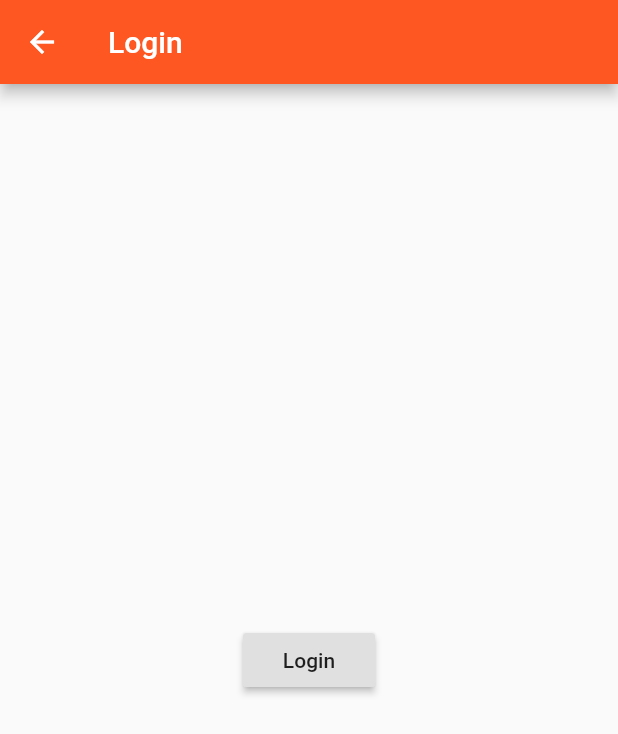
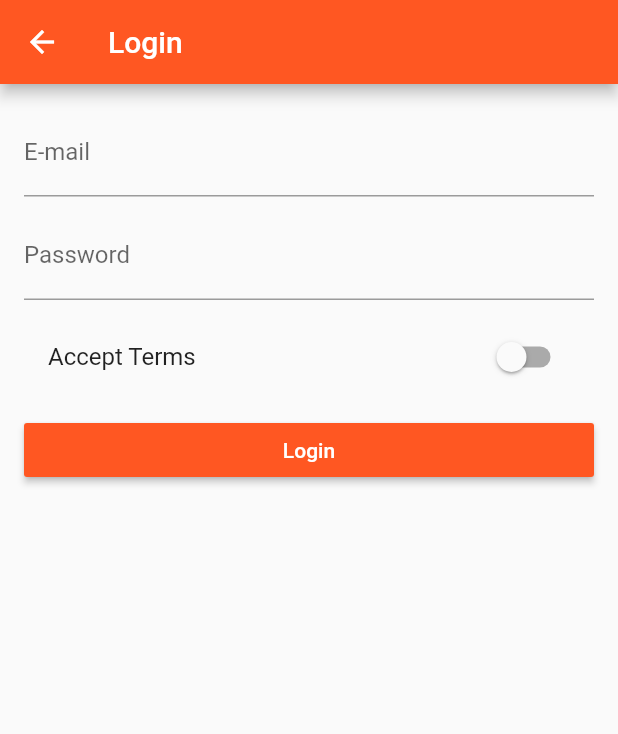
Before and after one commit to svaney/flutter_udemy, a Flutter app: the AuthPage screen opened directly, on a phone screen of 412 x 824 dp. Shown: the top 734 px of the screen. Run offline on Flutter 3.47's test engine with Material 2 defaults, Android fonts, the phone set to English and light mode, and no system bars.

```diff
--- a/lib/main.dart
+++ b/lib/main.dart
@@ -35,7 +35,8 @@ class _MyAppState extends State<MyApp> {
           primarySwatch: Colors.deepOrange, accentColor: Colors.purpleAccent),
       //    home: AuthPage(),
       routes: {
-        '/': (BuildContext context) => ProductsPage(_products),
+        '/': (BuildContext context) => AuthPage(),
+        '/products': (BuildContext context) => ProductsPage(_products),
         '/admin': (BuildContext context) => ProductAdminPage(
               addProduct: _addProduct,
               deleteProduct: _deleteProduct,
--- a/lib/pages/auth.dart
+++ b/lib/pages/auth.dart
@@ -1,19 +1,66 @@
 import 'package:flutter/material.dart';
-import 'package:udemy_app/pages/products.dart';
 
-class AuthPage extends StatelessWidget {
+class AuthPage extends StatefulWidget {
+  @override
+  State<StatefulWidget> createState() {
+    return _AuthPageState();
+  }
+}
+
+class _AuthPageState extends State<AuthPage> {
+  String _password;
+  String _email;
+  bool _acceptTerm = false;
+
   @override
   Widget build(BuildContext context) {
     return Scaffold(
       appBar: AppBar(
         title: Text('Login'),
       ),
-      body: Center(
-        child: RaisedButton(
-          child: Text('Login'),
-          onPressed: () {
-            Navigator.pushReplacementNamed(context, '/');
-          },
+      body: Container(
+        margin: EdgeInsets.all(16.0),
+        child: ListView(
+          children: <Widget>[
+            TextField(
+              decoration: InputDecoration(labelText: 'E-mail'),
+              keyboardType: TextInputType.emailAddress,
+              onChanged: (String value) {
+                setState(() {
+                  _email = value;
+                });
+              },
+            ),
+            SizedBox(height: 10.0),
+            TextField(
+              decoration: InputDecoration(labelText: 'Password'),
+              obscureText: true,
+              onChanged: (String value) {
+                setState(() {
+                  _password = value;
+                });
+              },
+            ),
+            SizedBox(height: 10.0),
+            SwitchListTile(
+              value: _acceptTerm,
+              title: Text('Accept Terms'),
+              onChanged: (bool value) {
+                setState(() {
+                  _acceptTerm = value;
+                });
+              },
+            ),
+            SizedBox(height: 10.0),
+            RaisedButton(
+              child: Text('Login'),
+              color: Theme.of(context).primaryColor,
+              textColor: Colors.white,
+              onPressed: () {
+                Navigator.pushReplacementNamed(context, '/products');
+              },
+            ),
+          ],
         ),
       ),
     );
--- a/lib/pages/product_admin.dart
+++ b/lib/pages/product_admin.dart
@@ -24,7 +24,7 @@ class ProductAdminPage extends StatelessWidget {
               ListTile(
                 title: Text('All products'),
                 onTap: () {
-                  Navigator.pushReplacementNamed(context, '/');
+                  Navigator.pushReplacementNamed(context, '/products');
                 },
               ),
             ],
--- a/lib/pages/product_crate.dart
+++ b/lib/pages/product_crate.dart
@@ -48,8 +48,11 @@ class _ProductCreatePageState extends State<ProductCreatePage> {
               });
             },
           ),
+          SizedBox(height: 10.0),
           RaisedButton(
             child: Text('Save'),
+            color: Theme.of(context).accentColor,
+            textColor: Colors.white,
             onPressed: () {
               final Map<String, dynamic> pr = {
                 'title': _productTitle,
@@ -58,6 +61,8 @@ class _ProductCreatePageState extends State<ProductCreatePage> {
                 'image': 'assets/images/food.jpg'
               };
               widget.addProduct(pr);
+
+              Navigator.pushReplacementNamed(context, '/products');
             },
           ),
         ],
```
Also changed, not shown: lib/products.dart (+42 -3 lines), pubspec.yaml (+5 -4 lines), assets/fonts/Oswald-Bold.ttf (added).
